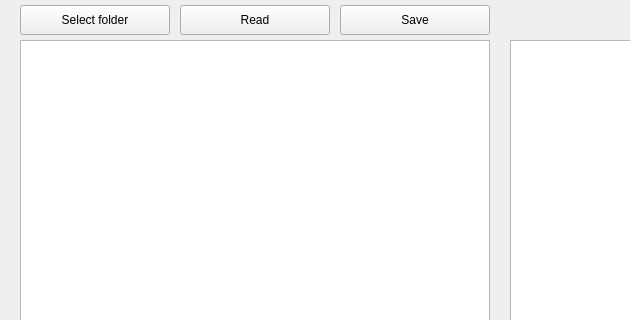
Old version of the form gui/mainWindow.ui in the repository stefantkeller/PictureRanker; both pictures show x 0 to 630 and y 0 to 320 of the 1000 by 600 pixel window.
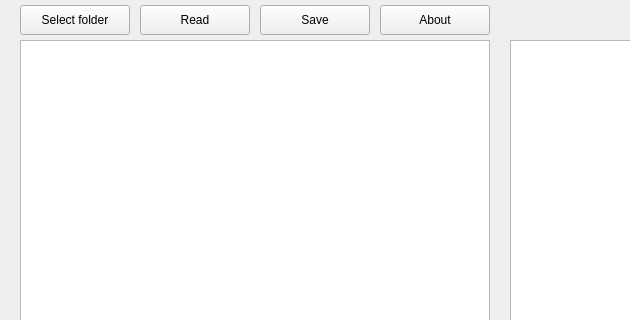
New version of the form.

Commit message: So far forgot to mention copyright notice in gui: fixed.

Patch:
```diff
--- a/gui/mainWindow.ui
+++ b/gui/mainWindow.ui
@@ -48,7 +48,7 @@
      <rect>
       <x>20</x>
       <y>5</y>
-      <width>150</width>
+      <width>110</width>
       <height>30</height>
      </rect>
     </property>
@@ -62,9 +62,9 @@
    <widget class="QToolButton" name="readbutton">
     <property name="geometry">
      <rect>
-      <x>180</x>
+      <x>140</x>
       <y>5</y>
-      <width>150</width>
+      <width>110</width>
       <height>30</height>
      </rect>
     </property>
@@ -114,9 +114,9 @@
    <widget class="QToolButton" name="savebutton">
     <property name="geometry">
      <rect>
-      <x>340</x>
+      <x>260</x>
       <y>5</y>
-      <width>150</width>
+      <width>110</width>
       <height>30</height>
      </rect>
     </property>
@@ -137,6 +137,19 @@
      <string/>
     </property>
    </widget>
+   <widget class="QToolButton" name="aboutbutton">
+    <property name="geometry">
+     <rect>
+      <x>380</x>
+      <y>5</y>
+      <width>110</width>
+      <height>30</height>
+     </rect>
+    </property>
+    <property name="text">
+     <string>About</string>
+    </property>
+   </widget>
   </widget>
   <widget class="QStatusBar" name="statusbar"/>
  </widget>
```
The commit also changes 7 other files.
